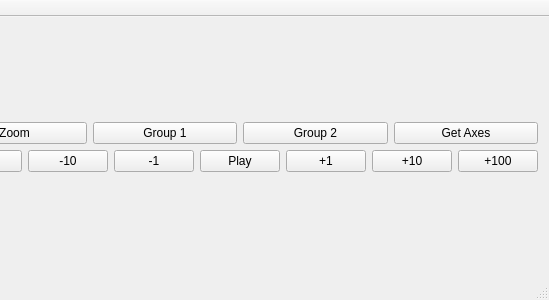
First picture: the form in mainwindow.ui, repository ZamanTekin/WegmanAlgorithum, before the edit; both pictures show x 685 to 1234 and y 0 to 300 of the 1234 by 300 pixel window.
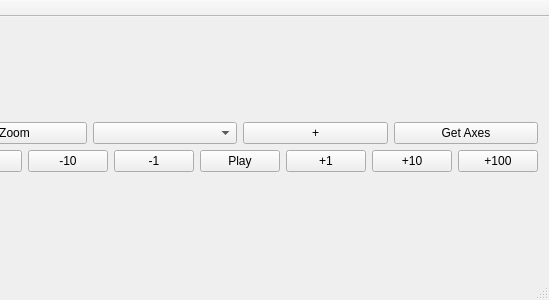
Second picture: the form after the edit.

Commit message: Allows arbitrary number of groups

What changed in the file:
```diff
--- a/mainwindow.ui
+++ b/mainwindow.ui
@@ -196,16 +196,12 @@
            </widget>
           </item>
           <item>
-           <widget class="QPushButton" name="group1Button">
-            <property name="text">
-             <string>Group 1</string>
-            </property>
-           </widget>
+           <widget class="QComboBox" name="groupBox"/>
           </item>
           <item>
            <widget class="QPushButton" name="group2Button">
             <property name="text">
-             <string>Group 2</string>
+             <string>+</string>
             </property>
            </widget>
           </item>
```
Left out of the diff: 2 changed lines with no effect on the pictures. The commit also changes 3 other files.
